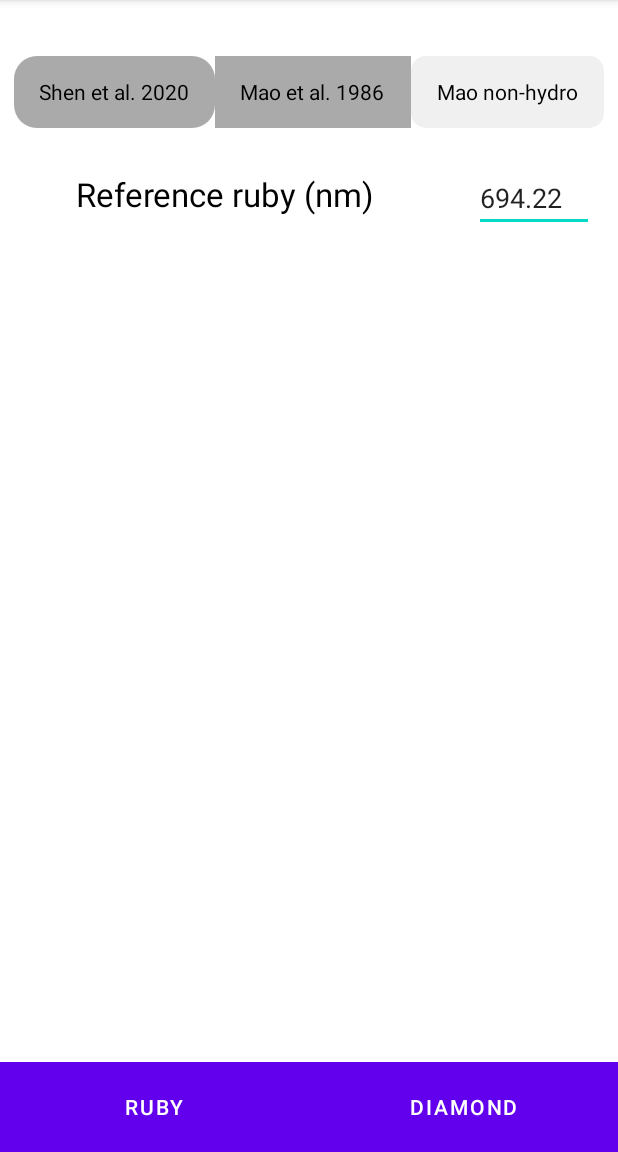
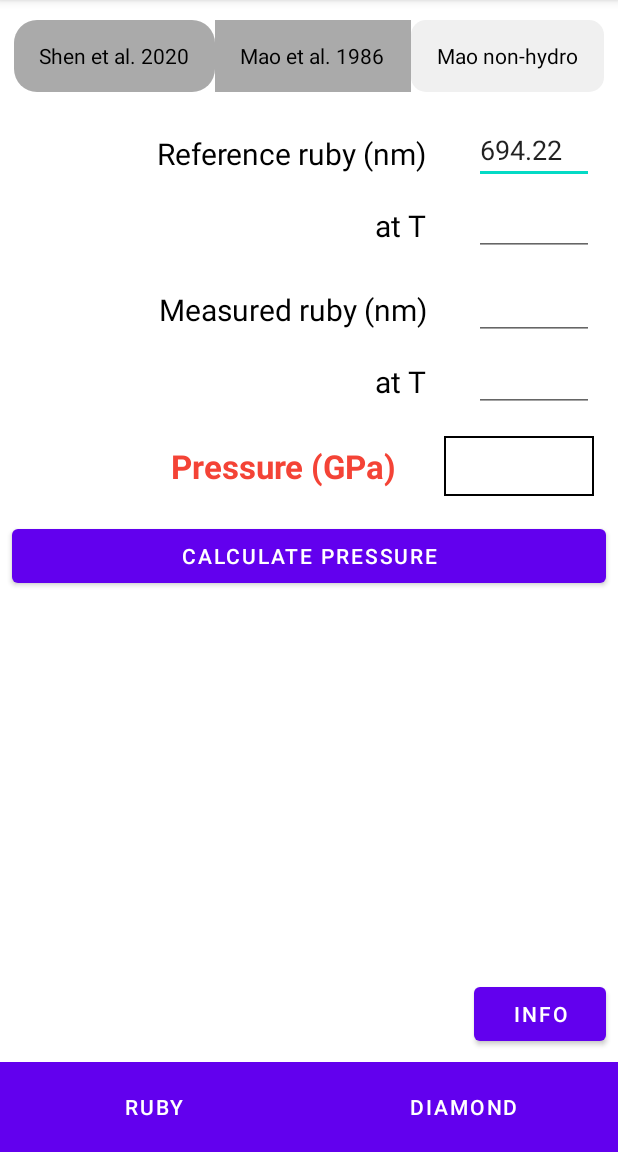
Before and after one commit to Anastasia-Kan/App_P-Calculator_Kotlin, an Android app: the screen it shows after launch (MainActivity), on a phone screen of 412 x 824 dp, the part 84-1236 px from its top. Run offline under Robolectric (Android 15) with nearby library versions, the phone set to English and light mode, and no system bars.

Commit message:
Ruby fragment - all elements added

```diff
--- a/app/src/main/java/com/example/pressurecalcapp/RubyFragment.kt
+++ b/app/src/main/java/com/example/pressurecalcapp/RubyFragment.kt
@@ -1,6 +1,9 @@
 package com.example.pressurecalcapp
 
+import android.content.ContentValues
+import android.content.ContentValues.TAG
 import android.os.Bundle
+import android.util.Log
 import androidx.fragment.app.Fragment
 import android.view.LayoutInflater
 import android.view.View
@@ -8,70 +11,33 @@ import android.view.ViewGroup
 import android.widget.RadioGroup
 import androidx.appcompat.widget.AppCompatRadioButton
 
-class RubyFragment : Fragment() {
+class RubyFragment : Fragment(), View.OnClickListener {
+
+    val TAG = "pia9debug"
 
     override fun onCreateView(
         inflater: LayoutInflater, container: ViewGroup?,
         savedInstanceState: Bundle?
     ): View? {
         // Inflate the layout for this fragment
-         val view = inflater.inflate(R.layout.fragment_ruby, container, false)
-
-        /*fun onSegmentClicked(view: View) {
-            if (view is AppCompatRadioButton) {
-                val checked = view.isChecked
-                when (view.getId()) {
-                    R.id.shen_segment -> if (checked) {
-                        println("Shen chosen")
-                    }
-                    R.id.mao_hydro_segment -> if (checked) {
-                        println("Mao hydro chosen")
-                    }
-                    R.id.mao_nHydro_segment -> if (checked) {
-                        println("Mao non-hydro chosen")
-                    }
-                }
-            }
-
-        }*/
-
+        val view = inflater.inflate(R.layout.fragment_ruby, container, false)
         return view
     }
 
     override fun onViewCreated(view: View, savedInstanceState: Bundle?) {
         super.onViewCreated(view, savedInstanceState)
 
-        val shen = view.findViewById<AppCompatRadioButton>(R.id.shen_segment)
-        val mao_hydro = view.findViewById<AppCompatRadioButton>(R.id.mao_hydro_segment)
-        val mao_nHydro = view.findViewById<AppCompatRadioButton>(R.id.mao_nHydro_segment)
+        view.findViewById<AppCompatRadioButton>(R.id.shen_segment).setOnClickListener(this)
+        view.findViewById<AppCompatRadioButton>(R.id.mao_hydro_segment).setOnClickListener(this)
+        view.findViewById<AppCompatRadioButton>(R.id.mao_nHydro_segment).setOnClickListener(this)
+        }
 
-        /*fun onSegmentClicked(view: View) {
-            if (view is AppCompatRadioButton) {
-                val checked = view.isChecked
-                when (view.getId()) {
-                    R.id.shen_segment -> if (checked) {
-                        println("Shen chosen")
-                    }
-                    R.id.mao_hydro_segment -> if (checked) {
-                        println("Mao hydro chosen")
-                    }
-                    R.id.mao_nHydro_segment -> if (checked) {
-                        println("Mao non-hydro chosen")
-                    }
-                }
-            }*/
-
-
-    }
-
-    public fun onSegmentClicked(view: View) {
-        if (view is AppCompatRadioButton) {
-            val checked = view.isChecked
-            when (view.getId()) {
-                R.id.shen_segment -> if (checked) {println("Shen chosen")}
-                R.id.mao_hydro_segment -> if (checked) {println("Mao hydro chosen")}
-                R.id.mao_nHydro_segment -> if (checked) {println("Mao non-hydro chosen")}
-            }
+    override fun onClick(view: View?) {
+        Log.i(ContentValues.TAG, "onClick: view is null: ${view == null}, view.id = ${view?.id}")
+        when (view?.id) {
+            R.id.shen_segment -> Log.i(ContentValues.TAG, "onClick: shen_segment")
+            R.id.mao_hydro_segment -> Log.i(ContentValues.TAG, "onClick: mao_hydro_segment")
+            R.id.mao_nHydro_segment -> Log.i(ContentValues.TAG, "onClick: mao_nHydro_segment")
         }
     }
 }
--- /dev/null
+++ b/app/src/main/res/drawable/black_border_rectangle.xml
@@ -0,0 +1,5 @@
+<?xml version="1.0" encoding="utf-8"?>
+<shape xmlns:android="http://schemas.android.com/apk/res/android" android:shape="rectangle" >
+    <solid android:color="@android:color/white" />
+    <stroke android:width="1dip" android:color="#ff000000"/>
+</shape>
--- a/app/src/main/res/layout/fragment_ruby.xml
+++ b/app/src/main/res/layout/fragment_ruby.xml
@@ -14,7 +14,7 @@ tools:context=".RubyFragment" tools:ignore="HardcodedText,OnClick">
         android:layout_width="match_parent"
         android:layout_height="wrap_content"
         android:layout_marginStart="4dp"
-        android:layout_marginTop="32dp"
+        android:layout_marginTop="8dp"
         android:layout_marginEnd="4dp"
         android:orientation="horizontal"
         android:padding="5dp"
@@ -33,8 +33,7 @@ tools:context=".RubyFragment" tools:ignore="HardcodedText,OnClick">
             android:checked="false"
             android:gravity="center"
             android:text="Shen et al. 2020"
-            android:textColor="@color/black"
-             />
+            android:textColor="@color/black" />
         <!--            android:onClick="onSegmentClicked"-->
 
         <androidx.appcompat.widget.AppCompatRadioButton
@@ -47,7 +46,7 @@ tools:context=".RubyFragment" tools:ignore="HardcodedText,OnClick">
             android:checked="false"
             android:gravity="center"
             android:text="Mao et al. 1986"
-        android:textColor="@color/black" />
+            android:textColor="@color/black" />
         <!--            android:onClick="onSegmentClicked"-->
 
         <androidx.appcompat.widget.AppCompatRadioButton
@@ -62,7 +61,7 @@ tools:context=".RubyFragment" tools:ignore="HardcodedText,OnClick">
 
             android:text="Mao non-hydro"
             android:textColor="@color/black" />
-<!--        android:onClick="onSegmentClicked"-->
+        <!--        android:onClick="onSegmentClicked"-->
 
     </RadioGroup>
 
@@ -70,13 +69,13 @@ tools:context=".RubyFragment" tools:ignore="HardcodedText,OnClick">
         android:id="@+id/RefRubyLabel"
         android:layout_width="wrap_content"
         android:layout_height="40dp"
-        android:layout_marginTop="24dp"
-        android:layout_marginEnd="16dp"
+        android:layout_marginTop="16dp"
+        android:layout_marginEnd="32dp"
+        android:gravity="center"
         android:text="Reference ruby (nm)"
         android:textColor="@color/black"
-        android:textSize="22dp"
+        android:textSize="20dp"
         app:layout_constraintEnd_toStartOf="@+id/refRuby"
-        app:layout_constraintStart_toStartOf="parent"
         app:layout_constraintTop_toBottomOf="@+id/radioGroup" />
 
     <EditText
@@ -84,7 +83,7 @@ tools:context=".RubyFragment" tools:ignore="HardcodedText,OnClick">
         style="@style/Widget.AppCompat.AutoCompleteTextView"
         android:layout_width="80dp"
         android:layout_height="40dp"
-        android:layout_marginTop="24dp"
+        android:layout_marginTop="16dp"
         android:layout_marginEnd="16dp"
         android:ems="10"
         android:inputType="numberDecimal"
@@ -93,4 +92,121 @@ tools:context=".RubyFragment" tools:ignore="HardcodedText,OnClick">
         app:layout_constraintEnd_toEndOf="parent"
         app:layout_constraintTop_toBottomOf="@+id/radioGroup" />
 
+    <TextView
+        android:id="@+id/textView"
+        android:layout_width="wrap_content"
+        android:layout_height="40sp"
+        android:layout_marginTop="8dp"
+        android:layout_marginEnd="32dp"
+        android:gravity="center"
+        android:text="at T"
+        android:textSize="20sp"
+        app:layout_constraintEnd_toStartOf="@+id/editTextNumberDecimal"
+        app:layout_constraintTop_toBottomOf="@+id/RefRubyLabel" />
+
+    <TextView
+        android:id="@+id/textView4"
+        android:layout_width="wrap_content"
+        android:layout_height="40sp"
+        android:layout_marginTop="8dp"
+        android:layout_marginEnd="32dp"
+        android:gravity="center"
+        android:text="at T"
+        android:textSize="20sp"
+        app:layout_constraintEnd_toStartOf="@+id/editTextNumberDecimal3"
+        app:layout_constraintTop_toBottomOf="@+id/textView3" />
+
+    <EditText
+        android:id="@+id/editTextNumberDecimal"
+        android:layout_width="80dp"
+        android:layout_height="40dp"
+        android:layout_marginTop="8dp"
+        android:layout_marginEnd="16dp"
+        android:ems="10"
+        android:inputType="numberDecimal"
+        app:layout_constraintEnd_toEndOf="parent"
+        app:layout_constraintTop_toBottomOf="@+id/refRuby" />
+
+    <EditText
+        android:id="@+id/editTextNumberDecimal3"
+        android:layout_width="80dp"
+        android:layout_height="40dp"
+        android:layout_marginTop="8dp"
+        android:layout_marginEnd="16dp"
+        android:ems="10"
+        android:inputType="numberDecimal"
+        app:layout_constraintEnd_toEndOf="parent"
+        app:layout_constraintTop_toBottomOf="@+id/editTextNumberDecimal2" />
+
+    <TextView
+        android:id="@+id/textView3"
+        android:layout_width="wrap_content"
+        android:layout_height="40sp"
+        android:layout_marginTop="16dp"
+        android:layout_marginEnd="32dp"
+        android:gravity="center"
+        android:text="Measured ruby (nm)"
+        android:textSize="20sp"
+        app:layout_constraintEnd_toStartOf="@+id/editTextNumberDecimal2"
+        app:layout_constraintTop_toBottomOf="@+id/textView" />
+
+    <TextView
+        android:id="@+id/textView5"
+        android:layout_width="wrap_content"
+        android:layout_height="40sp"
+        android:layout_marginTop="16dp"
+        android:layout_marginEnd="32dp"
+        android:gravity="center"
+        android:text="Pressure (GPa)"
+        android:textColor="#F44336"
+        android:textSize="22sp"
+        android:textStyle="bold"
+        app:layout_constraintEnd_toStartOf="@+id/resPressureTV"
+        app:layout_constraintTop_toBottomOf="@+id/textView4" />
+
+    <EditText
+        android:id="@+id/editTextNumberDecimal2"
+        android:layout_width="80sp"
+        android:layout_height="40sp"
+        android:layout_marginTop="16dp"
+        android:layout_marginEnd="16dp"
+        android:ems="10"
+        android:inputType="numberDecimal"
+        app:layout_constraintEnd_toEndOf="parent"
+        app:layout_constraintTop_toBottomOf="@+id/editTextNumberDecimal" />
+
+    <Button
+        android:id="@+id/button"
+        android:layout_width="0dp"
+        android:layout_height="wrap_content"
+        android:layout_marginStart="8dp"
+        android:layout_marginTop="16dp"
+        android:layout_marginEnd="8dp"
+        android:text="Calculate Pressure"
+        app:layout_constraintEnd_toEndOf="parent"
+        app:layout_constraintStart_toStartOf="parent"
+        app:layout_constraintTop_toBottomOf="@+id/textView5" />
+
+    <TextView
+        android:id="@+id/resPressureTV"
+        android:layout_width="100sp"
+        android:layout_height="40sp"
+        android:layout_marginTop="16dp"
+        android:layout_marginEnd="16dp"
+        android:background="@drawable/black_border_rectangle"
+        android:gravity="center"
+        android:textSize="18sp"
+        app:layout_constraintEnd_toEndOf="parent"
+        app:layout_constraintTop_toBottomOf="@+id/editTextNumberDecimal3" />
+
+    <Button
+        android:id="@+id/button2"
+        android:layout_width="wrap_content"
+        android:layout_height="wrap_content"
+        android:layout_marginEnd="8dp"
+        android:layout_marginBottom="8dp"
+        android:text="Info"
+        app:layout_constraintBottom_toBottomOf="parent"
+        app:layout_constraintEnd_toEndOf="parent" />
+
 </androidx.constraintlayout.widget.ConstraintLayout>
```
